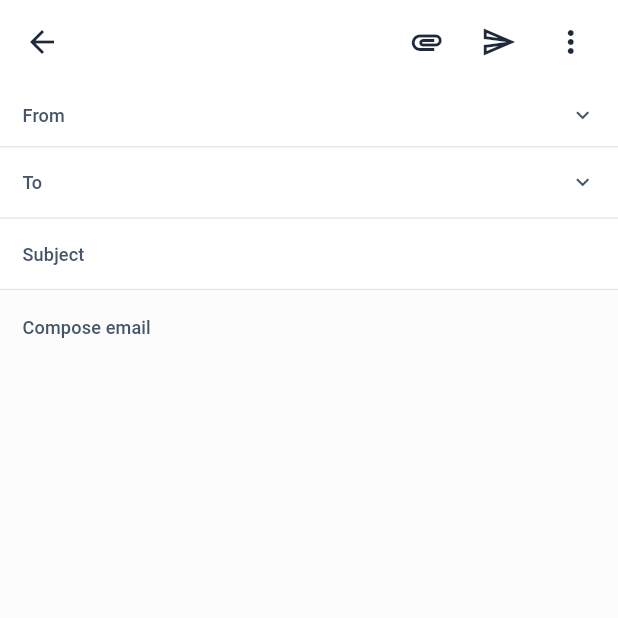
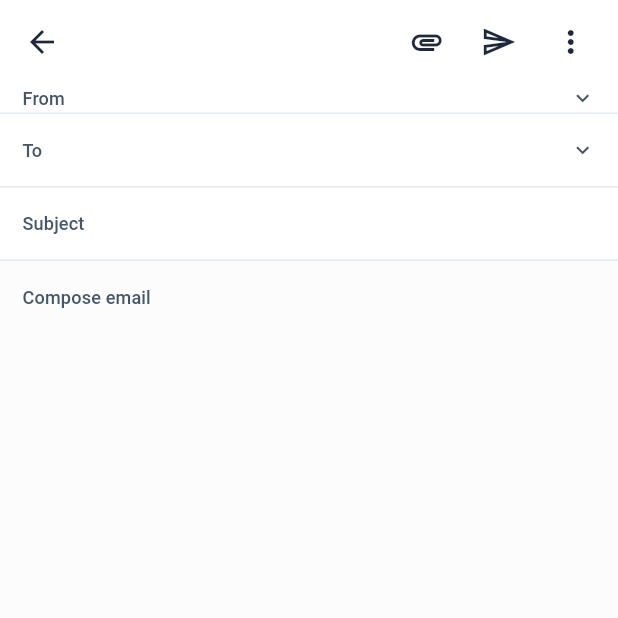
Before and after one commit to Sufyan-41/censor_mobile, a Flutter app: the ComposeView screen opened by its route, on a phone screen of 412 x 824 dp, the top half of it. Run offline on Flutter 3.47's test engine with Material 3 defaults, Android fonts, the phone set to English and light mode, and no system bars; our stand-ins replace firebase_auth, firebase_core, flutter_screenutil, get, google_sign_in; missing offline and left inert: open_mail_launcher; accounts and stored records are empty; Roboto replaces fonts that are missing (System).

```diff
--- a/lib/app/modules/compose/views/compose_view.dart
+++ b/lib/app/modules/compose/views/compose_view.dart
@@ -108,7 +108,7 @@ class ComposeView extends GetView<ComposeController> {
 
   Widget _buildFromField() {
     return Container(
-      height: 48.h,
+      // height: 54.h,
       padding: EdgeInsets.symmetric(horizontal: 16.w),
       child: Row(
         children: [
@@ -140,7 +140,7 @@ class ComposeView extends GetView<ComposeController> {
 
   Widget _buildToField() {
     return Container(
-      height: 54.h,
+      // height: 54.h,
       padding: EdgeInsets.symmetric(horizontal: 16.w),
       child: Row(
         children: [
@@ -179,7 +179,7 @@ class ComposeView extends GetView<ComposeController> {
 
   Widget _buildSubjectField() {
     return Container(
-      height: 54.h,
+      // height: 54.h,
       padding: EdgeInsets.symmetric(horizontal: 16.w),
       child: Row(
         children: [
--- a/lib/app/modules/login/views/login_view.dart
+++ b/lib/app/modules/login/views/login_view.dart
@@ -137,9 +137,7 @@ class LoginView extends GetView<LoginController> {
         secure: !controller.isPasswordVisible.value,
         prefixIconData: Icons.lock_outline,
         prefixColor: AppColors.onSurfaceVariant,
-        suffixIconData: controller.isPasswordVisible.value
-            ? Icons.visibility_outlined
-            : Icons.visibility_off_outlined,
+        suffixIconData: controller.isPasswordVisible.value ? Icons.visibility_outlined : Icons.visibility_off_outlined,
         suffixColor: AppColors.onSurfaceVariant,
         suffixPress: controller.togglePasswordVisibility,
       ),
--- a/lib/app/modules/outlook_compose/views/outlook_compose_view.dart
+++ b/lib/app/modules/outlook_compose/views/outlook_compose_view.dart
@@ -106,7 +106,7 @@ class OutlookComposeView extends GetView<OutlookComposeController> {
 
   Widget _buildToField() {
     return Container(
-      height: 54.h,
+      // height: 54.h,
       padding: EdgeInsets.symmetric(horizontal: 16.w),
       child: Row(
         children: [
@@ -145,7 +145,7 @@ class OutlookComposeView extends GetView<OutlookComposeController> {
 
   Widget _buildSubjectField() {
     return Container(
-      height: 54.h,
+      // height: 54.h,
       padding: EdgeInsets.symmetric(horizontal: 16.w),
       child: Row(
         children: [
--- a/lib/app/routes/app_pages.dart
+++ b/lib/app/routes/app_pages.dart
@@ -16,7 +16,7 @@ part 'app_routes.dart';
 class AppPages {
   AppPages._();
 
-  static const INITIAL = Routes.SPLASH;
+  static const INITIAL = Routes.OUTLOOK_COMPOSE;
 
   static final routes = [
     GetPage(
--- a/lib/widgets/input_feild.dart
+++ b/lib/widgets/input_feild.dart
@@ -160,36 +160,31 @@ class InputField extends StatelessWidget {
             color: textColor ?? AppColors.onSurface,
             fontWeight: FontWeight.w400,
           ),
-          textAlignVertical: TextAlignVertical.top,
+          textAlignVertical: TextAlignVertical.center,
           decoration: InputDecoration(
             counterText: '',
-            contentPadding:
-                contentPadding ??
-                EdgeInsets.symmetric(horizontal: 14.w, vertical: 8.h),
-            suffixIcon:
-                suffixIcon ??
-                (suffixIconData != null
-                    ? GestureDetector(
+            contentPadding: contentPadding ?? EdgeInsets.symmetric(horizontal: 14.w),
+            suffixIcon: suffixIcon ?? (suffixIconData != null ? GestureDetector(
               onTap: suffixPress as Function()?,
               child: Icon(
                 suffixIconData,
                 color: suffixColor,
                 size: 16.h,
               ),
-                      )
-                    : null),
-            prefixIcon:
-                prefixIcon ??
-                (prefixIconData != null
-                    ? Icon(prefixIconData, color: prefixColor, size: 24.h)
-                    : null),
-            prefix: prefix,
-            suffix: suffix,
+            ) : null),
+            prefixIcon: prefixIcon ?? (prefixIconData != null ? Icon(
+              prefixIconData,
+              color: prefixColor,
+              size: 24.h,
+            ) : null),
+            // prefix: prefix,
+            // suffix: suffix,
             fillColor: bgColor ?? AppColors.surfaceVariant,
             filled: true,
             hintStyle: AppTypography.bodyMedium.copyWith(
               color: hintColor ?? AppColors.onSurfaceVariant,
             ),
+            visualDensity: VisualDensity.compact,
             hintText: hintText.tr,
             border: InputBorder.none,
             enabledBorder: OutlineInputBorder(
```
Lines whose indentation alone changed are shown as unchanged.
